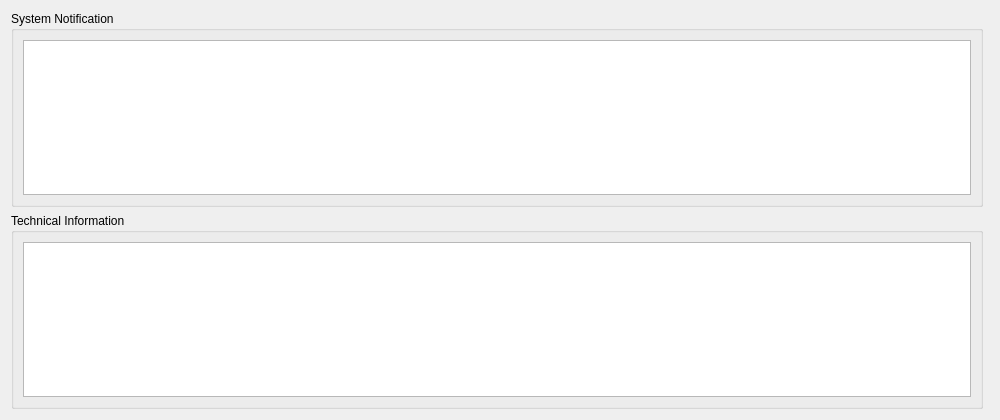
The window that client/uiforms/museUtilsExceptionDialog.ui (MuseSystems/musextputils) describes before a commit, drawn with Qt 5.
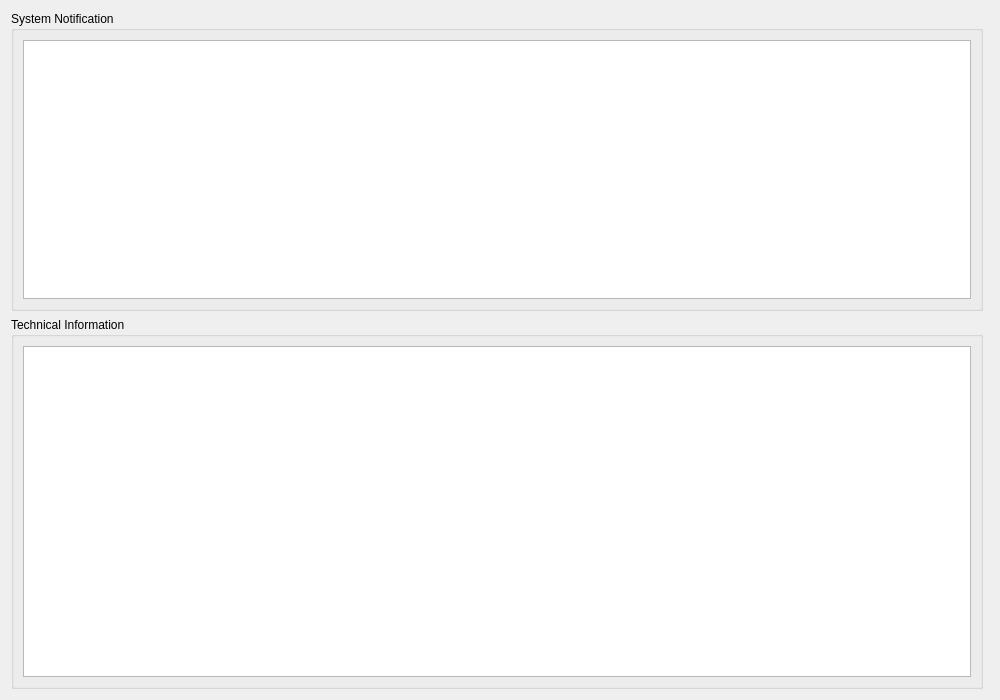
The same window after the commit. Custom widgets are drawn as their Qt base class.

Commit message:
Fix layout issues with exception dialog
The "System Notification" and "Technical Details" windows were sized on
an even basis, but the tech details will almost always be much, much
larger than the system note.  This sets a 3:1 stretch between the two
and ensures that System Notification will always get at least 300px in
the vertical.

The edit to the form file:
```diff
--- a/client/uiforms/museUtilsExceptionDialog.ui
+++ b/client/uiforms/museUtilsExceptionDialog.ui
@@ -14,7 +14,7 @@
     <x>0</x>
     <y>0</y>
     <width>1000</width>
-    <height>420</height>
+    <height>700</height>
    </rect>
   </property>
   <property name="minimumSize">
@@ -31,6 +31,18 @@
     <layout class="QVBoxLayout" name="verticalLayout">
      <item>
       <widget class="QGroupBox" name="sysNotificationGroupBox">
+       <property name="sizePolicy">
+        <sizepolicy hsizetype="Preferred" vsizetype="Preferred">
+         <horstretch>0</horstretch>
+         <verstretch>1</verstretch>
+        </sizepolicy>
+       </property>
+       <property name="minimumSize">
+        <size>
+         <width>0</width>
+         <height>300</height>
+        </size>
+       </property>
        <property name="title">
         <string>System Notification</string>
        </property>
@@ -50,6 +62,12 @@
        <property name="enabled">
         <bool>true</bool>
        </property>
+       <property name="sizePolicy">
+        <sizepolicy hsizetype="Preferred" vsizetype="Minimum">
+         <horstretch>0</horstretch>
+         <verstretch>3</verstretch>
+        </sizepolicy>
+       </property>
        <property name="title">
         <string>Technical Information</string>
        </property>
```
